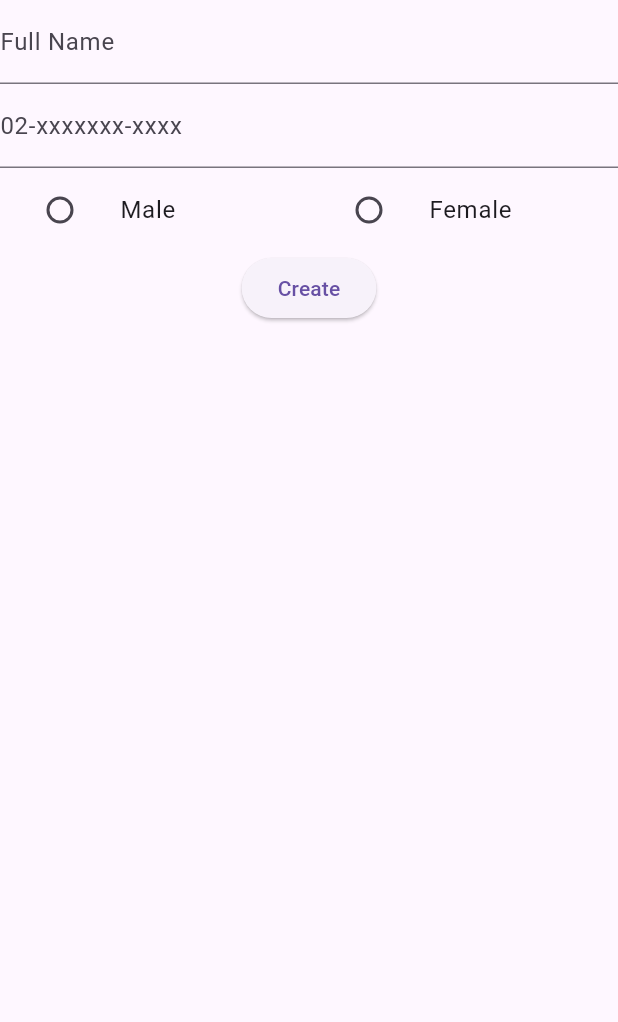
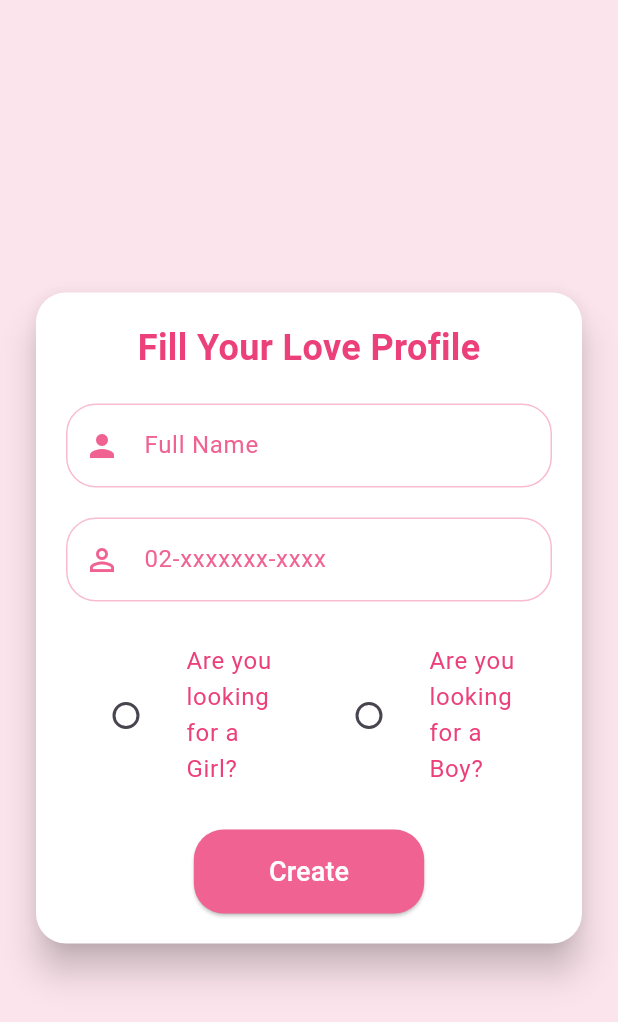
Before and after one commit to jechamreytc/it_valentinesday-flutter, a Flutter app: the screen it shows after launch, on a phone screen of 412 x 824 dp. Shown: the top 1022 px of the screen. Run offline on Flutter 3.47's test engine with Material 3 defaults, Android fonts, the light colour scheme and no system bars; missing offline and left inert: mobile_scanner, qr_bar_code.

Commit message:
final na yata ni

```diff
--- a/lib/main.dart
+++ b/lib/main.dart
@@ -35,29 +35,78 @@ class _HomePageState extends State<HomePage> {
   @override
   Widget build(BuildContext context) {
     return Scaffold(
+      backgroundColor: Colors.pink.shade50,
       body: Center(
+        child: Padding(
+          padding: const EdgeInsets.all(20.0),
+          child: Card(
+            shape: RoundedRectangleBorder(
+              borderRadius: BorderRadius.circular(20),
+            ),
+            color: Colors.white,
+            elevation: 10,
+            child: Padding(
+              padding: const EdgeInsets.all(20.0),
               child: Column(
+                mainAxisSize: MainAxisSize.min,
                 children: [
+                  Text(
+                    'Fill Your Love Profile',
+                    style: TextStyle(
+                      fontSize: 24,
+                      fontWeight: FontWeight.bold,
+                      color: Colors.pink.shade400,
+                    ),
+                  ),
+                  SizedBox(height: 20),
                   TextField(
                     controller: _fullnamecontroller,
-              decoration: const InputDecoration(
+                    decoration: InputDecoration(
                       labelText: 'Full Name',
+                      labelStyle: TextStyle(color: Colors.pink.shade300),
+                      prefixIcon:
+                          Icon(Icons.person, color: Colors.pink.shade300),
+                      focusedBorder: OutlineInputBorder(
+                        borderSide: BorderSide(color: Colors.pink.shade300),
+                        borderRadius: BorderRadius.circular(20),
+                      ),
+                      enabledBorder: OutlineInputBorder(
+                        borderSide: BorderSide(color: Colors.pink.shade100),
+                        borderRadius: BorderRadius.circular(20),
                       ),
                     ),
+                  ),
+                  SizedBox(height: 20),
                   TextField(
                     controller: _idnumberController,
-              decoration: const InputDecoration(
+                    decoration: InputDecoration(
                       labelText: '02-xxxxxxx-xxxx',
+                      labelStyle: TextStyle(color: Colors.pink.shade300),
+                      prefixIcon: Icon(Icons.perm_identity,
+                          color: Colors.pink.shade300),
+                      focusedBorder: OutlineInputBorder(
+                        borderSide: BorderSide(color: Colors.pink.shade300),
+                        borderRadius: BorderRadius.circular(20),
+                      ),
+                      enabledBorder: OutlineInputBorder(
+                        borderSide: BorderSide(color: Colors.pink.shade100),
+                        borderRadius: BorderRadius.circular(20),
                       ),
                     ),
+                  ),
+                  SizedBox(height: 20),
                   Row(
                     children: [
                       Expanded(
                         child: ListTile(
-                    title: Text('Male'),
+                          title: Text(
+                            'Are you looking for a Girl?',
+                            style: TextStyle(color: Colors.pink.shade400),
+                          ),
                           leading: Radio<String>(
                             value: 'Male',
                             groupValue: _selectedGender,
+                            activeColor: Colors.pink.shade300,
                             onChanged: (value) {
                               setState(() {
                                 _selectedGender = value!;
@@ -68,10 +117,14 @@ class _HomePageState extends State<HomePage> {
                       ),
                       Expanded(
                         child: ListTile(
-                    title: Text('Female'),
+                          title: Text(
+                            'Are you looking for a Boy?',
+                            style: TextStyle(color: Colors.pink.shade400),
+                          ),
                           leading: Radio<String>(
                             value: 'Female',
                             groupValue: _selectedGender,
+                            activeColor: Colors.pink.shade300,
                             onChanged: (value) {
                               setState(() {
                                 _selectedGender = value!;
@@ -82,13 +135,29 @@ class _HomePageState extends State<HomePage> {
                       ),
                     ],
                   ),
+                  SizedBox(height: 20),
                   ElevatedButton(
                     onPressed: () {
                       create();
                     },
-              child: const Text("Create"),
+                    style: ElevatedButton.styleFrom(
+                      foregroundColor: Colors.white,
+                      backgroundColor: Colors.pink.shade300,
+                      padding: const EdgeInsets.symmetric(
+                          horizontal: 50, vertical: 15),
+                      shape: RoundedRectangleBorder(
+                        borderRadius: BorderRadius.circular(20),
+                      ),
+                    ),
+                    child: Text(
+                      "Create",
+                      style: TextStyle(fontSize: 18),
+                    ),
                   ),
                 ],
+              ),
+            ),
+          ),
         ),
       ),
     );
@@ -113,10 +182,14 @@ class _HomePageState extends State<HomePage> {
                 ? Male(
                     name: _fullnamecontroller.text,
                     gender: _selectedGender,
+                    myText: '',
+                    showMatchImage: false,
                   )
                 : Female(
                     name: _fullnamecontroller.text,
                     gender: _selectedGender,
+                    myText: '',
+                    showMatchImage: false,
                   ),
           ),
         );
@@ -128,44 +201,5 @@ class _HomePageState extends State<HomePage> {
     } catch (e) {
       print(e);
     }
-
-    // try {
-    //   var url;
-    //   if (_selectedGender == 'Male') {
-    //     url = Uri.parse("${SessionStorage.url}male.php");
-    //   } else if (_selectedGender == 'Female') {
-    //     url = Uri.parse("${SessionStorage.url}female.php");
-    //   } else {
-    //     print("Gender not selected");
-    //     return;
-    //   }
-
-    //   Map<String, dynamic> jsonData = {
-    //     "full_name": _fullnamecontroller.text,
-    //     "id_number": _idnumberController.text,
-    //     "gender": _selectedGender
-    //   };
-
-    //   var response = await http.post(
-    //     url,
-    //     body: jsonEncode(jsonData),
-    //     headers: {"Content-Type": "application/json"},
-    //   );
-
-    //   var res = jsonDecode(response.body);
-
-    //   if (res['status'] == 1) {
-    //     Navigator.pushReplacement(
-    //       context,
-    //       MaterialPageRoute(
-    //         builder: (context) => _selectedGender == 'Male' ? Male() : Female(),
-    //       ),
-    //     );
-    //   } else {
-    //     print("Error: ${res['message']}");
-    //   }
-    // } catch (e) {
-    //   print("Exception: $e");
-    // }
   }
 }
--- a/pubspec.yaml
+++ b/pubspec.yaml
@@ -39,6 +39,8 @@ dependencies:
   qr_bar_code: ^1.3.0
   mobile_scanner: ^5.2.1
   image_picker: ^1.1.2
+  provider: ^6.1.2
+  shared_preferences: ^2.3.2
 
 dev_dependencies:
   flutter_test:
@@ -63,8 +65,8 @@ flutter:
   uses-material-design: true
 
   # To add assets to your application, add an assets section, like this:
-  # assets:
-  #   - images/a_dot_burr.jpeg
+  assets:
+    - assets/images/
   #   - images/a_dot_ham.jpeg
 
   # An image asset can refer to one or more resolution-specific "variants", see
```
Also changed, not shown: lib/female/female.dart (+29 -45 lines), lib/male/male.dart (+24 -39 lines), lib/qrscanner/barcode_scanner_simple.dart (+53 -56 lines), assets/images/heart.jpg (added), pubspec.lock, 1 other file. Lines whose indentation alone changed are shown as unchanged.
